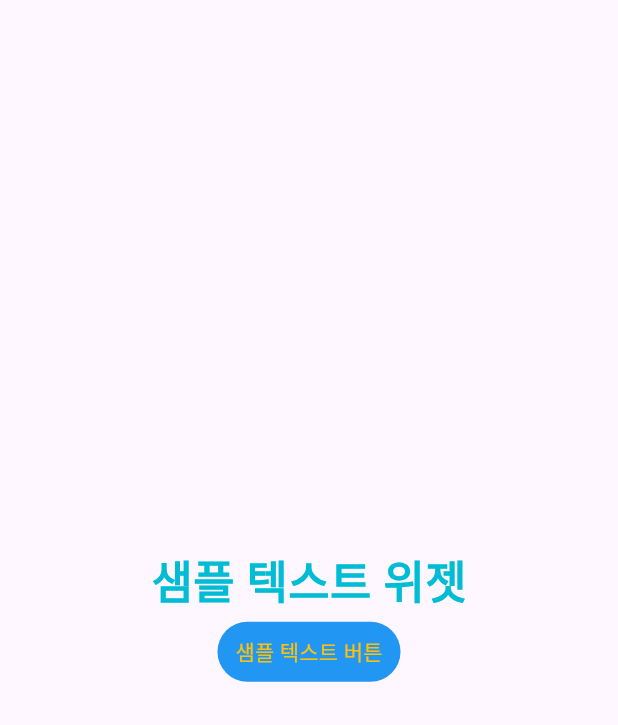
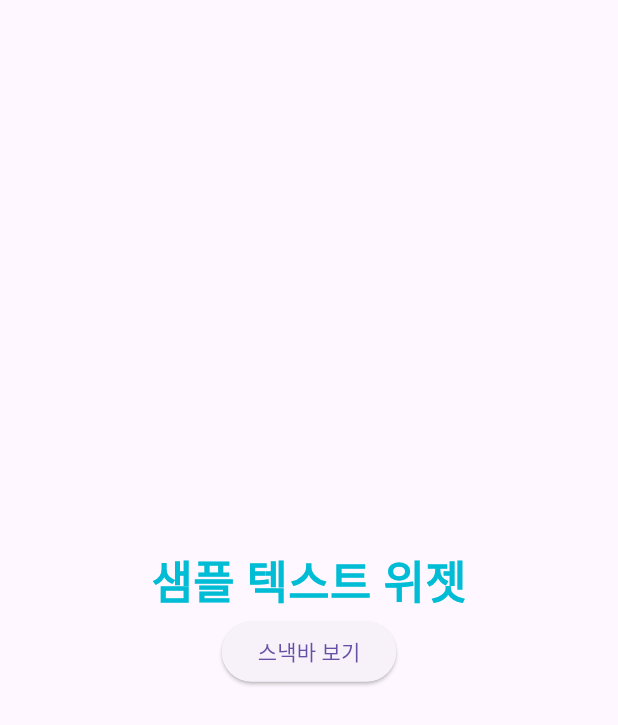
Before and after one commit to Yuu-Yur/Flutter_Test_Busanit501, a Flutter app: the screen it shows after launch, on a phone screen of 412 x 824 dp. Shown: the top 725 px of the screen. Run offline on Flutter 3.47's test engine with Material 3 defaults, Android fonts, the phone set to English and light mode, and no system bars.

Commit message:
4교시, 기본 위젯 확인 작업, 버튼 위젯 확인2, 이벤트 리스너, 알림 위젯 스낵바 기본 소개2

```diff
--- a/lib/main.dart
+++ b/lib/main.dart
@@ -5,39 +5,6 @@ void main() {
 }
 class MyApp extends StatelessWidget {
   const MyApp({super.key});
-
-  // 스낵바를 표시하는 함수 부분
-  void _showSnackBar(BuildContext context) {
-    final snackBar = SnackBar(
-      content: Text('스낵바가 표시되었습니다!'), // 스낵바 안에 표시할 텍스트
-
-      duration: Duration(seconds: 3), // 스낵바가 화면에 표시되는 시간
-
-      backgroundColor: Colors.indigo, // 배경색 지정
-
-      behavior: SnackBarBehavior.fixed, // fixed 또는 floating 설정 가능
-
-      elevation: 6.0, // 그림자 깊이 (부유 느낌)
-
-      shape: RoundedRectangleBorder(
-        borderRadius: BorderRadius.circular(8.0), // 모서리 둥글게
-      ),
-
-      action: SnackBarAction(
-        label: '클릭', // 버튼 텍스트
-        textColor: Colors.yellow, // 텍스트 색상
-
-        onPressed: () {
-          // 클릭 이벤트 처리: 예를 들어 로그 출력
-          print('SnackBar의 클릭 액션 실행됨');
-        },
-      ),
-    );
-
-    // ScaffoldMessenger를 통해 현재 context에 SnackBar 표시
-    ScaffoldMessenger.of(context).showSnackBar(snackBar);
-  }
-  // 스낵바를 표시하는 함수 부분
 
   @override
   Widget build(BuildContext context) {
@@ -54,13 +21,30 @@ class MyApp extends StatelessWidget {
                 color: Colors.cyan
               ),),
             ),
-            TextButton(
-                onPressed: ()=> _showSnackBar(context), // 스낵바 이용
-                style: TextButton.styleFrom(
-                  foregroundColor: Colors.amber,
-                  backgroundColor: Colors.blue
+            // TextButton(
+            //     onPressed: () => {
+            //       ScaffoldMessenger.of(context).showSnackBar(
+            //         const SnackBar(content: Text("샘플 스낵바 표시"))
+            //       )
+            //     }, // 스낵바 이용
+            //     style: TextButton.styleFrom(
+            //       foregroundColor: Colors.amber,
+            //       backgroundColor: Colors.blue
+            //     ),
+            //     child: Text('샘플 텍스트 버튼')
+            // )
+            Center(
+              child: Builder(
+                builder: (context) => ElevatedButton(
+                  onPressed: () {
+                    ScaffoldMessenger.of(context).showSnackBar(
+                      const SnackBar(content: Text('스낵바가 표시되었습니다!')),
+                    );
+                  },
+                  child: const Text('스낵바 보기'),
                 ),
-                child: Text('샘플 텍스트 버튼'))
+              ),
+            ),
           ],
         ),
       ),
```
